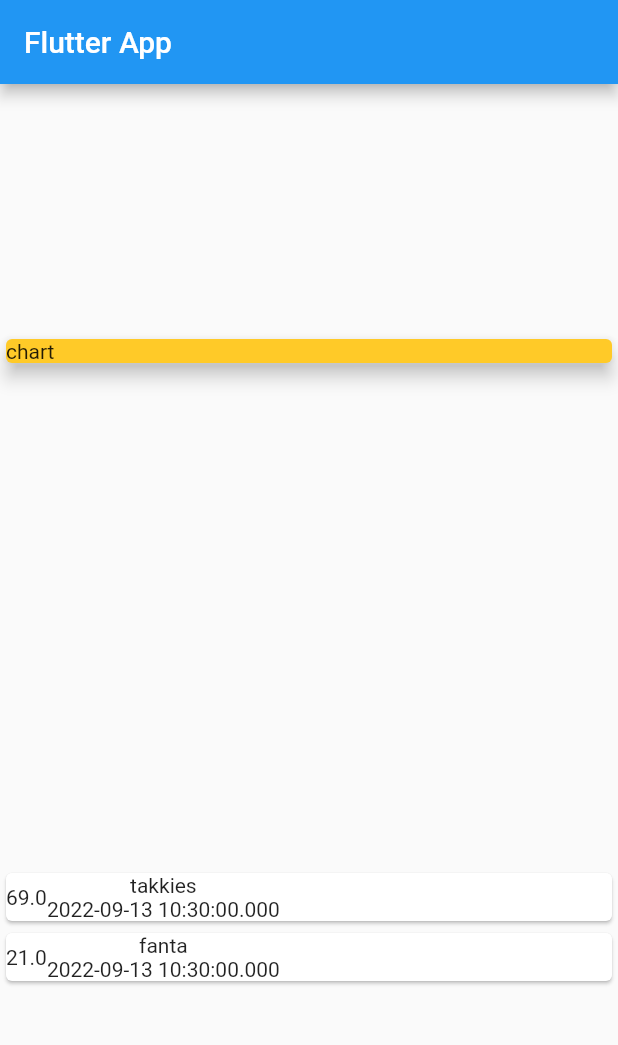
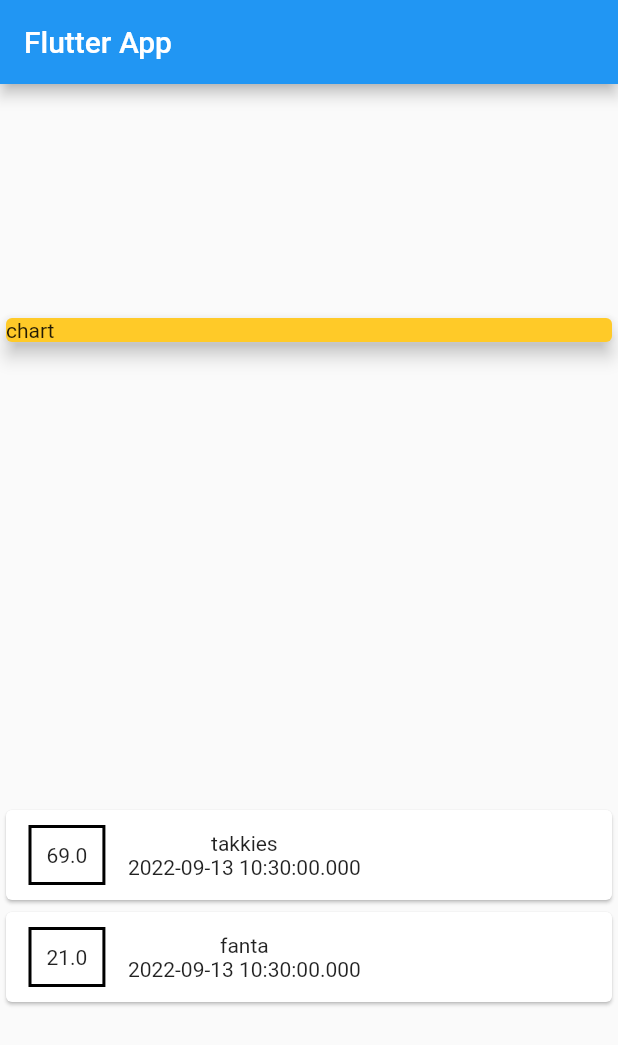
Before and after one commit to koorzenb/expense_app, a Flutter app: the screen it shows after launch, on a phone screen of 412 x 824 dp. Shown: the top 1045 px of the screen. Run offline on Flutter 3.47's test engine with Material 2 defaults, Android fonts, the phone set to English and light mode, and no system bars.

Commit message:
Styling a Container

```diff
--- a/lib/main.dart
+++ b/lib/main.dart
@@ -54,9 +54,23 @@ class MyHomePage extends StatelessWidget {
                   children: [
                     Container(
                       child: Text(tx.amount.toString()),
+                      decoration: BoxDecoration(
+                        border: Border.all(
+                          color: Colors.black,
+                          width: 2,
+                        ),
+                      ),
+                      margin: EdgeInsets.symmetric(
+                        vertical: 10,
+                        horizontal: 15,
+                      ),
+                      padding: EdgeInsets.all(10.0),
                     ),
                     Column(
-                      children: [Text(tx.title), Text(tx.date.toString())],
+                      children: [
+                        Text(tx.title),
+                        Text(tx.date.toString()),
+                      ],
                     )
                   ],
                 ),
```
